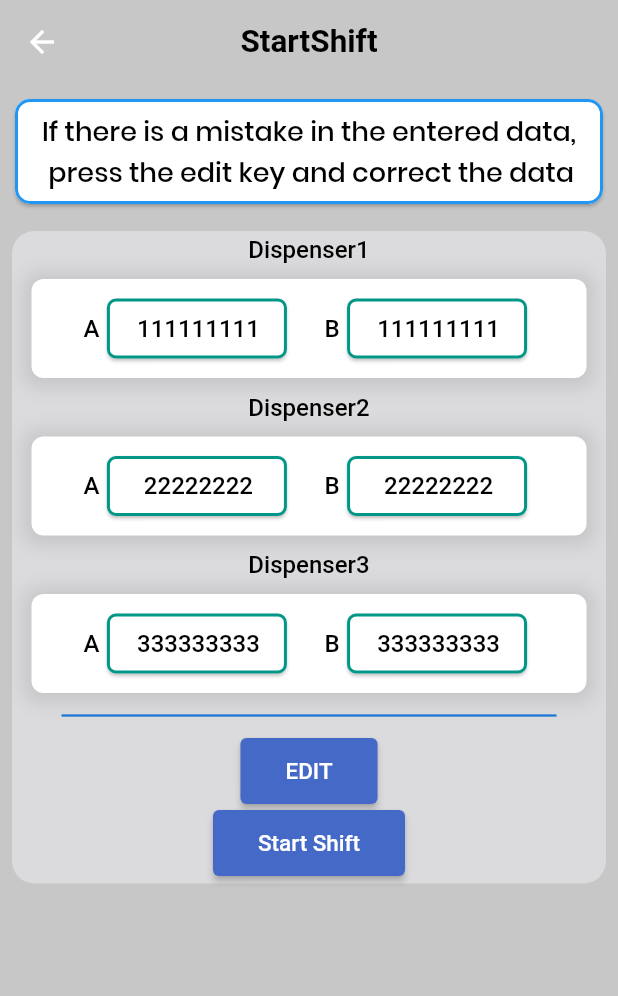
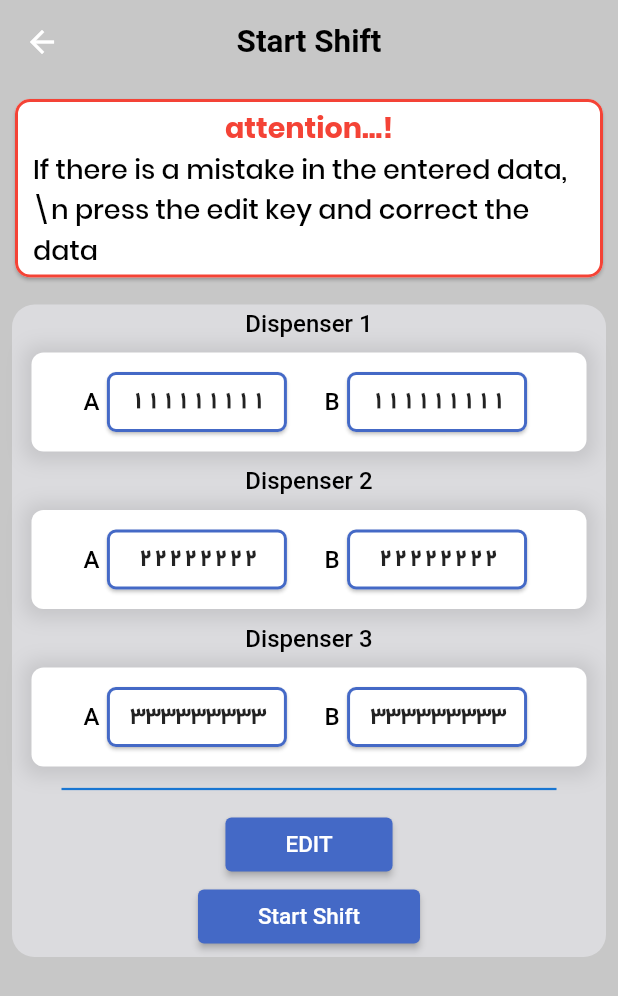
Before and after one commit to arrousta/ftm_service_app, a Flutter app: the StartShift screen opened directly, on a phone screen of 412 x 824 dp. Shown: the top 996 px of the screen. Run offline on Flutter 3.47's test engine with Material 2 defaults, Android fonts, the phone set to English and light mode, and no system bars; our stand-ins replace flutter_spinkit, page_transition, shared_preferences; accounts and stored records are empty; network calls fail; Roboto replaces fonts that are missing (Poppins-Regular).

Commit message:
Alireza : All screens translate to persian

```diff
--- a/lib/constractor.dart
+++ b/lib/constractor.dart
@@ -79,6 +79,12 @@ const kTextPrice = TextStyle(
 const kTextName = TextStyle(
     color: Colors.black,
     fontSize: 17,
+    fontWeight: FontWeight.w600,
+    fontFamily: 'Poppins');
+
+const kAttention = TextStyle(
+    color: Colors.red,
+    fontSize: 19,
     fontWeight: FontWeight.w600,
     fontFamily: 'Poppins');
 
--- a/lib/screens/start_shift_page.dart
+++ b/lib/screens/start_shift_page.dart
@@ -1,6 +1,7 @@
 import 'package:flutter/material.dart';
 import 'package:ftm_service_app/constractor.dart';
 import 'package:page_transition/page_transition.dart';
+import '../translations.dart';
 import 'dispenser_page.dart';
 import 'finish_page.dart';
 
@@ -23,7 +24,8 @@ class _StartShiftState extends State<StartShift> {
       appBar: AppBar(
         backgroundColor: const Color(0xffc7c7c7),
         elevation: 0.0,
-        title: Text(widget.title),
+        title: Text(
+        Translations.of(context).text("start_shft")),
         titleTextStyle: const TextStyle(
           color: Colors.black,
           fontWeight: FontWeight.bold,
@@ -40,7 +42,7 @@ class _StartShiftState extends State<StartShift> {
               Card(
                 color: Colors.white,
                 shape: RoundedRectangleBorder(
-                  side: const BorderSide(color: Colors.blue, width: 2),
+                  side: const BorderSide(color: Colors.red, width: 2),
                   borderRadius: BorderRadius.circular(10),
                 ),
                 margin: const EdgeInsets.all(10.0),
@@ -48,11 +50,21 @@ class _StartShiftState extends State<StartShift> {
                   mainAxisAlignment: MainAxisAlignment.spaceEvenly,
                   children: [
                     Container(
+                      margin: EdgeInsets.symmetric(vertical: 5.0, horizontal: 12.0),
                       alignment: Alignment.center,
-                      height: 70.0,
-                      child: const Text(
-                        'If there is a mistake in the entered data,\n press the edit key and correct the data',
-                        style: kHeader5,
+                      child: Column(
+                        mainAxisAlignment: MainAxisAlignment.center,
+                        crossAxisAlignment: CrossAxisAlignment.center,
+                        children: [
+                          Text(
+                            Translations.of(context).text("attention"),
+                            style: kAttention,
+                          ),
+                          Text(
+                            Translations.of(context).text("start_shift_mess"),
+                            style: kHeader5,
+                          ),
+                        ],
                       ),
                     ),
                   ],
@@ -69,8 +81,7 @@ class _StartShiftState extends State<StartShift> {
                 child: Column(
                   mainAxisAlignment: MainAxisAlignment.center,
                   children: [
-                    const Text(
-                      'Dispenser1',
+                     Text(Translations.of(context).text("dispenser")+" 1",
                       style: kHeader7,
                     ),
                     Container(
@@ -117,8 +128,8 @@ class _StartShiftState extends State<StartShift> {
                       decoration: dispenserPlateDecoration,
                     ),
                     //-----------------------------------------------------------------------------------------
-                    const Text(
-                      'Dispenser2',
+                     Text(
+                       Translations.of(context).text("dispenser")+" 2",
                       style: kHeader7,
                     ),
                     Container(
@@ -165,8 +176,8 @@ class _StartShiftState extends State<StartShift> {
                       decoration: dispenserPlateDecoration,
                     ),
                     //--------------------------------------------------------------------------------------------------------
-                    const Text(
-                      'Dispenser3',
+                     Text(
+                      Translations.of(context).text("dispenser")+" 3",
                       style: kHeader7,
                     ),
                     Container(
@@ -247,8 +258,8 @@ class _StartShiftState extends State<StartShift> {
                                       lastDispenserData3B: '16',
                                     )));
                           },
-                          child: const Text(
-                            "EDIT",
+                          child: Text(
+                            Translations.of(context).text("edit_data"),
                             style: TextStyle(
                               fontSize: 15,
                               fontFamily: 'Poppins-Regular',
@@ -257,7 +268,7 @@ class _StartShiftState extends State<StartShift> {
                           style: ElevatedButton.styleFrom(
                             primary: kPrimaryColor,
                             padding: const EdgeInsets.symmetric(
-                                vertical: 13.0, horizontal: 30.0),
+                                vertical: 8.0, horizontal: 40.0),
                           ),
                         ),
                         const SizedBox(
@@ -275,8 +286,8 @@ class _StartShiftState extends State<StartShift> {
                                       pageTitle: 'Finish Page',
                                     )));
                           },
-                          child: const Text(
-                            "Start Shift",
+                          child: Text(
+                            Translations.of(context).text("start_shft"),
                             style: TextStyle(
                               fontSize: 15,
                               fontFamily: 'Poppins-Regular',
@@ -285,7 +296,7 @@ class _StartShiftState extends State<StartShift> {
                           style: ElevatedButton.styleFrom(
                             primary: kPrimaryColor,
                             padding: const EdgeInsets.symmetric(
-                                vertical: 13.0, horizontal: 30.0),
+                                vertical: 8.0, horizontal: 40.0),
                           ),
                         ),
                       ],
@@ -313,7 +324,7 @@ class CardWidget extends StatelessWidget {
     return Card(
       color: Colors.white,
       shape: RoundedRectangleBorder(
-        side: const BorderSide(color: Colors.teal, width: 2),
+        side: const BorderSide(color: kPrimaryColor, width: 2),
         borderRadius: BorderRadius.circular(6),
       ),
       margin: const EdgeInsets.all(5.0),
@@ -326,7 +337,11 @@ class CardWidget extends StatelessWidget {
           // '$_counter',
           '$value',
           //'کارکرد 0.0',
-          style: kHeader7,
+          style: TextStyle(
+            fontFamily: 'Yekan',
+            fontWeight: FontWeight.bold,
+            fontSize: 17,
+          ),
         ),
       ),
     );
--- a/locale/en.json
+++ b/locale/en.json
@@ -33,12 +33,25 @@
   "function": "Function",
 
   "payment_message": "The total cost of fuel in your shift",
-  "payment_function_mess": "Total function of your shift:",
-  "payment_cost_mess": "Total cost of your shift",
-  "payment_user_mess": "Enter the value of the card reader function",
-  "payment_cash_mess": "The amount of cash you have to pay",
+  "payment_function_mess": "Total function \n of your shift:",
+  "payment_cost_mess": "Total cost \n of your shift",
+  "payment_user_mess": "Enter the value of \n the card reader function",
+  "payment_cash_mess": "The amount of cash \n you have to pay",
 
   "final_confirm_mess": "If there is a mistake in the entered data, press the Edit key and correct the data",
   "edit_data": "EDIT",
-  "finish": "FINISH"
+  "finish": "FINISH",
+
+  "close_app_mess": "Do you want to exit?",
+  "yes": "Yes",
+  "no": "No",
+
+  "start_shift_mess": "If there is a mistake in the entered data,\\n press the edit key and correct the data",
+  "attention": "attention...!",
+
+  "end_shift": "End Shift",
+  "take_leave": "Take Leave",
+  "profile": "Profile",
+  "setting": "Setting",
+  "log_out": "Log Out"
  }
```
Also changed, not shown: lib/screens/confirmation_page.dart (+19 -8 lines), lib/screens/dispenser_page.dart (+16 -9 lines), lib/screens/final_confirmation_page.dart (+48 -33 lines), lib/screens/panel_page.dart (+21 -12 lines), lib/screens/payment_page.dart (+9 -9 lines), lib/screens/sign_up_page.dart (+31 -16 lines), locale/fa.json (+20 -7 lines), pubspec.lock.
